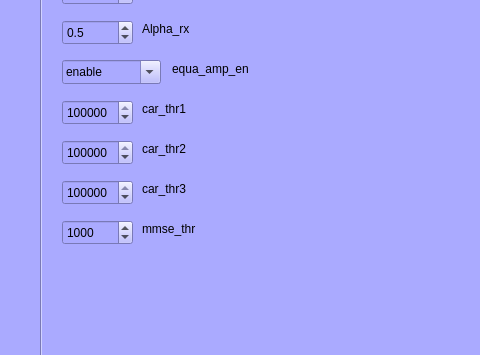
Before: the Qt Designer form mainWinUI.ui in JackzhangLOVEcode/qtprj2-ver1.0, drawn with Qt 5; both pictures show x 0 to 480 and y 326 to 681 of the 1101 by 828 pixel window.
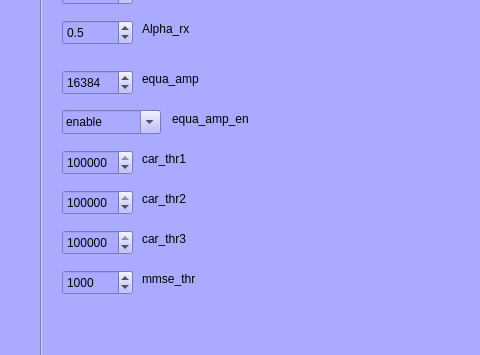
After: the same form once the commit is applied. The open tabs and pages were chosen to show the change.

Commit message: 上位机发送RX、TX以及RF配置，IP暂时写死

```diff
--- a/mainWinUI.ui
+++ b/mainWinUI.ui
@@ -1484,7 +1484,7 @@
       <property name="geometry">
        <rect>
         <x>130</x>
-        <y>350</y>
+        <y>400</y>
         <width>101</width>
         <height>18</height>
        </rect>
@@ -1500,7 +1500,7 @@
       <property name="geometry">
        <rect>
         <x>20</x>
-        <y>350</y>
+        <y>400</y>
         <width>99</width>
         <height>24</height>
        </rect>
@@ -1529,7 +1529,7 @@
       <property name="geometry">
        <rect>
         <x>100</x>
-        <y>390</y>
+        <y>440</y>
         <width>101</width>
         <height>18</height>
        </rect>
@@ -1542,7 +1542,7 @@
       <property name="geometry">
        <rect>
         <x>20</x>
-        <y>390</y>
+        <y>440</y>
         <width>71</width>
         <height>25</height>
        </rect>
@@ -1561,7 +1561,7 @@
       <property name="geometry">
        <rect>
         <x>100</x>
-        <y>510</y>
+        <y>560</y>
         <width>101</width>
         <height>18</height>
        </rect>
@@ -1574,7 +1574,7 @@
       <property name="geometry">
        <rect>
         <x>20</x>
-        <y>510</y>
+        <y>560</y>
         <width>71</width>
         <height>25</height>
        </rect>
@@ -1590,7 +1590,7 @@
       <property name="geometry">
        <rect>
         <x>100</x>
-        <y>470</y>
+        <y>520</y>
         <width>101</width>
         <height>18</height>
        </rect>
@@ -1603,7 +1603,7 @@
       <property name="geometry">
        <rect>
         <x>20</x>
-        <y>470</y>
+        <y>520</y>
         <width>71</width>
         <height>25</height>
        </rect>
@@ -1619,7 +1619,7 @@
       <property name="geometry">
        <rect>
         <x>100</x>
-        <y>430</y>
+        <y>480</y>
         <width>101</width>
         <height>18</height>
        </rect>
@@ -1632,7 +1632,7 @@
       <property name="geometry">
        <rect>
         <x>20</x>
-        <y>430</y>
+        <y>480</y>
         <width>71</width>
         <height>25</height>
        </rect>
@@ -1644,6 +1644,35 @@
        <number>6250000</number>
       </property>
      </widget>
+     <widget class="QLabel" name="equa_amp_label">
+      <property name="geometry">
+       <rect>
+        <x>100</x>
+        <y>360</y>
+        <width>101</width>
+        <height>18</height>
+       </rect>
+      </property>
+      <property name="text">
+       <string>equa_amp</string>
+      </property>
+     </widget>
+     <widget class="QSpinBox" name="equa_amp_obj">
+      <property name="geometry">
+       <rect>
+        <x>20</x>
+        <y>360</y>
+        <width>71</width>
+        <height>25</height>
+       </rect>
+      </property>
+      <property name="maximum">
+       <number>65535</number>
+      </property>
+      <property name="value">
+       <number>16384</number>
+      </property>
+     </widget>
     </widget>
     <widget class="QWidget" name="RF_Config">
      <attribute name="title">
```
Left out of the diff: 6 changed lines with no effect on the pictures. The commit also changes 2 other files.
